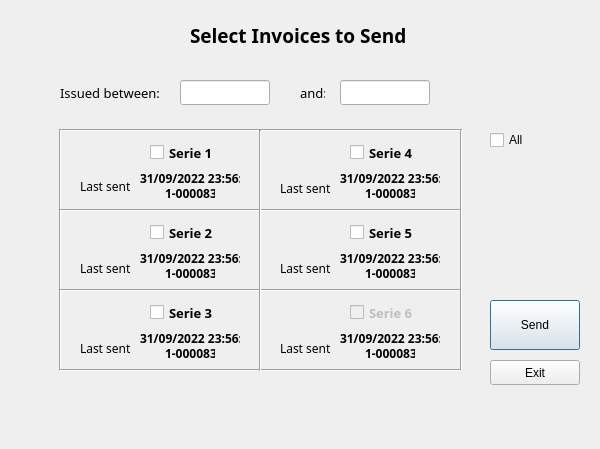
Old version of the form uis/SII.ui in the repository andrei219/euromedia.
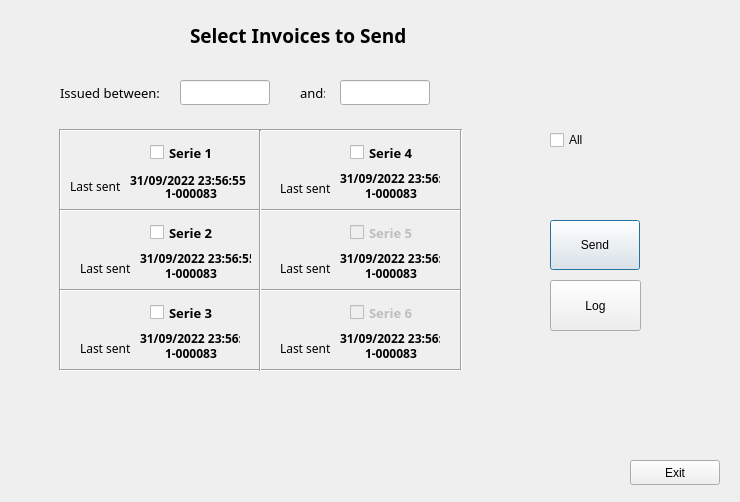
New version of the form.

The edit to the form file:
```diff
--- a/uis/SII.ui
+++ b/uis/SII.ui
@@ -6,8 +6,8 @@
    <rect>
     <x>0</x>
     <y>0</y>
-    <width>600</width>
-    <height>449</height>
+    <width>740</width>
+    <height>502</height>
    </rect>
   </property>
   <property name="windowTitle">
@@ -16,8 +16,8 @@
   <widget class="QPushButton" name="send">
    <property name="geometry">
     <rect>
-     <x>490</x>
-     <y>300</y>
+     <x>550</x>
+     <y>220</y>
      <width>90</width>
      <height>50</height>
     </rect>
@@ -50,8 +50,8 @@
   <widget class="QPushButton" name="exit">
    <property name="geometry">
     <rect>
-     <x>490</x>
-     <y>360</y>
+     <x>630</x>
+     <y>460</y>
      <width>90</width>
      <height>25</height>
     </rect>
@@ -183,6 +183,9 @@
    </property>
   </widget>
   <widget class="QCheckBox" name="serie_5">
+   <property name="enabled">
+    <bool>false</bool>
+   </property>
    <property name="geometry">
     <rect>
      <x>350</x>
@@ -230,7 +233,7 @@
   <widget class="QLabel" name="label_4">
    <property name="geometry">
     <rect>
-     <x>80</x>
+     <x>70</x>
      <y>178</y>
      <width>50</width>
      <height>16</height>
@@ -364,10 +367,10 @@
   <widget class="QLabel" name="last_datetime_serie_1">
    <property name="geometry">
     <rect>
-     <x>140</x>
+     <x>130</x>
      <y>170</y>
-     <width>100</width>
-     <height>16</height>
+     <width>121</width>
+     <height>20</height>
     </rect>
    </property>
    <property name="font">
@@ -386,7 +389,7 @@
     <rect>
      <x>165</x>
      <y>185</y>
-     <width>50</width>
+     <width>61</width>
      <height>16</height>
     </rect>
    </property>
@@ -406,7 +409,7 @@
     <rect>
      <x>140</x>
      <y>250</y>
-     <width>100</width>
+     <width>111</width>
      <height>16</height>
     </rect>
    </property>
@@ -426,7 +429,7 @@
     <rect>
      <x>165</x>
      <y>265</y>
-     <width>50</width>
+     <width>61</width>
      <height>16</height>
     </rect>
    </property>
@@ -466,7 +469,7 @@
     <rect>
      <x>165</x>
      <y>345</y>
-     <width>50</width>
+     <width>61</width>
      <height>16</height>
     </rect>
    </property>
@@ -506,7 +509,7 @@
     <rect>
      <x>365</x>
      <y>185</y>
-     <width>50</width>
+     <width>61</width>
      <height>16</height>
     </rect>
    </property>
@@ -546,7 +549,7 @@
     <rect>
      <x>365</x>
      <y>265</y>
-     <width>50</width>
+     <width>61</width>
      <height>16</height>
     </rect>
    </property>
@@ -586,7 +589,7 @@
     <rect>
      <x>365</x>
      <y>345</y>
-     <width>50</width>
+     <width>61</width>
      <height>16</height>
     </rect>
    </property>
@@ -695,7 +698,7 @@
   <widget class="QCheckBox" name="all">
    <property name="geometry">
     <rect>
-     <x>490</x>
+     <x>550</x>
      <y>130</y>
      <width>81</width>
      <height>20</height>
@@ -705,6 +708,19 @@
     <string>All</string>
    </property>
   </widget>
+  <widget class="QPushButton" name="log">
+   <property name="geometry">
+    <rect>
+     <x>550</x>
+     <y>280</y>
+     <width>91</width>
+     <height>51</height>
+    </rect>
+   </property>
+   <property name="text">
+    <string>Log</string>
+   </property>
+  </widget>
  </widget>
  <resources/>
  <connections>
```
